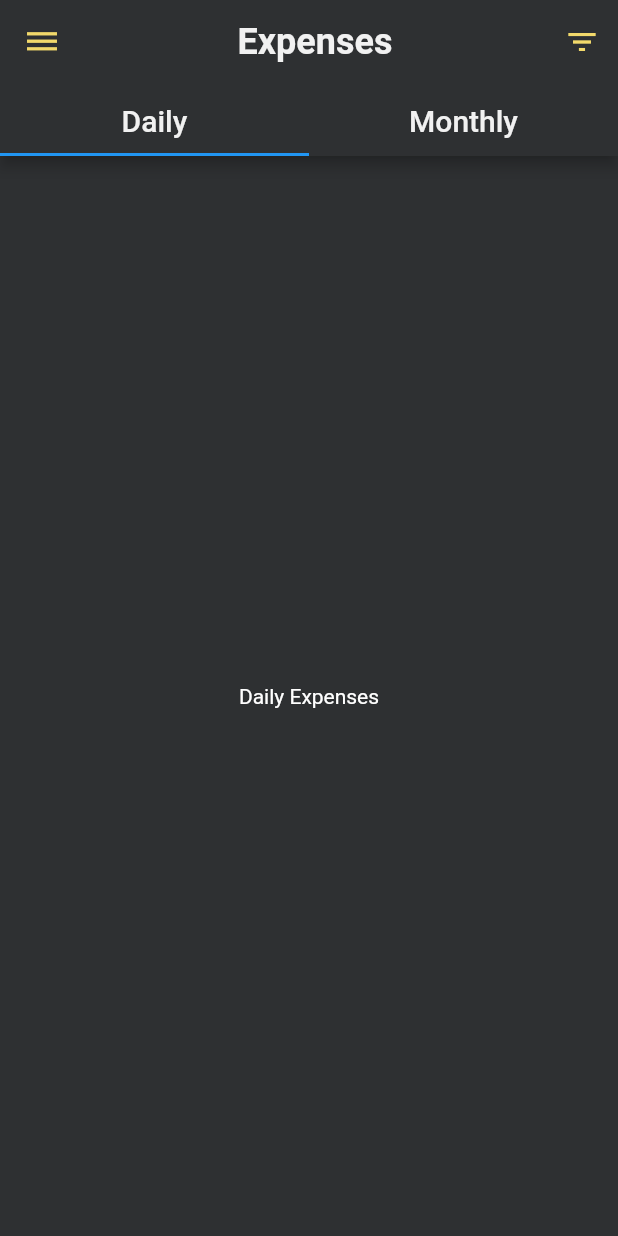
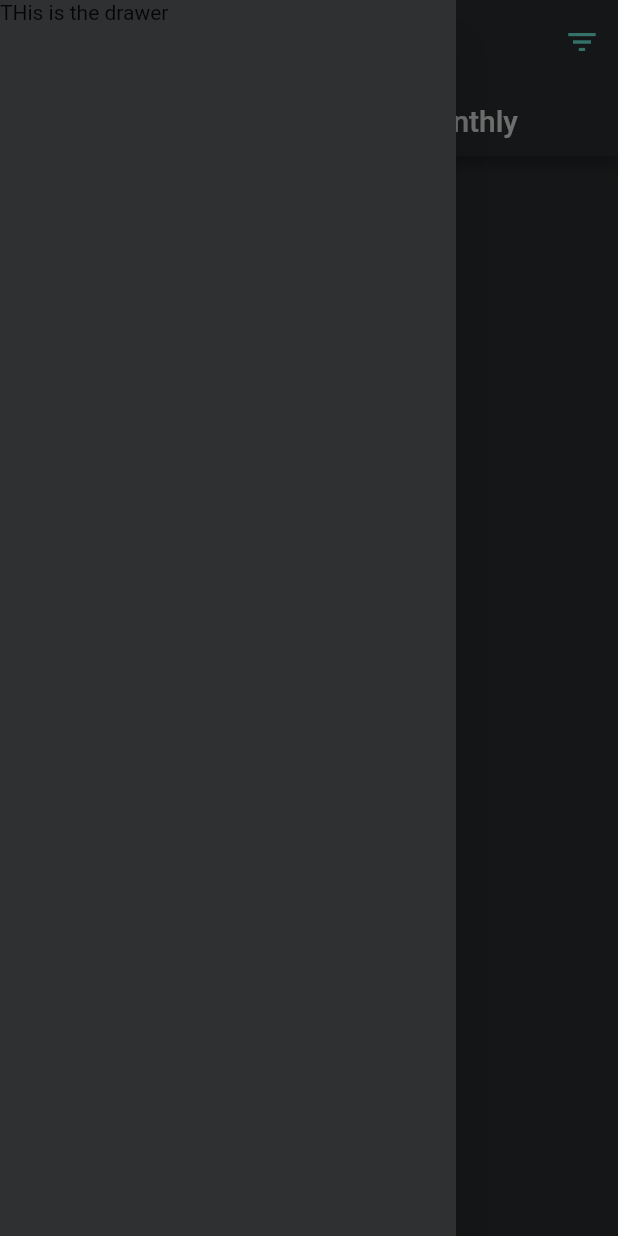
Before and after one commit to Nirbhay-nrb/Wallet-Tracker-App, a Flutter app: the ExpensesPage screen opened by its route, with the side drawer open (before the commit the screen has no drawer), on a phone screen of 412 x 824 dp. Run offline on Flutter 3.47's test engine with Material 2 defaults, Android fonts, the phone set to English and light mode, and no system bars; our stand-ins replace google_fonts.

Commit message:
added drawer to main screen

```diff
--- a/lib/screens/expenses_page.dart
+++ b/lib/screens/expenses_page.dart
@@ -6,6 +6,7 @@ import 'package:google_fonts/google_fonts.dart';
 import '../constants.dart';
 import '../screens/daily_expenses.dart';
 import '../screens/monthly_expenses.dart';
+import '../widgets/drawer.dart';
 
 class ExpensesPage extends StatelessWidget {
   @override
@@ -14,12 +15,11 @@ class ExpensesPage extends StatelessWidget {
       length: 2,
       child: Scaffold(
           backgroundColor: AppColours.background,
+          drawer: MainDrawer(),
           appBar: AppBar(
             backgroundColor: AppColours.background,
-            leading: IconButton(
-              icon: Icon(Icons.dehaze),
-              color: AppColours.bgYellow,
-              onPressed: () {},
+            iconTheme: IconThemeData(
+              color: AppColours.bgSky,
             ),
             title: Center(
               child: Text(
@@ -36,11 +36,13 @@ class ExpensesPage extends StatelessWidget {
                 icon: Icon(
                   Icons.filter_list,
                 ),
-                color: AppColours.bgYellow,
+                color: AppColours.bgSky,
                 onPressed: () {},
               )
             ],
-            bottom: TabBar(tabs: [
+            bottom: TabBar(
+              indicatorColor: AppColours.bgSky,
+              tabs: [
                 Padding(
                   padding: const EdgeInsets.all(10.0),
                   child: Text(
@@ -63,7 +65,8 @@ class ExpensesPage extends StatelessWidget {
                     ),
                   ),
                 ),
-            ]),
+              ],
+            ),
           ),
           body: TabBarView(
             children: [
--- /dev/null
+++ b/lib/widgets/drawer.dart
@@ -0,0 +1,13 @@
+import 'package:flutter/material.dart';
+
+import '../constants.dart';
+
+class MainDrawer extends StatelessWidget {
+  @override
+  Widget build(BuildContext context) {
+    return Drawer(
+      backgroundColor: AppColours.background,
+      child: Text('THis is the drawer'),
+    );
+  }
+}
```
Lines whose indentation alone changed are shown as unchanged.
